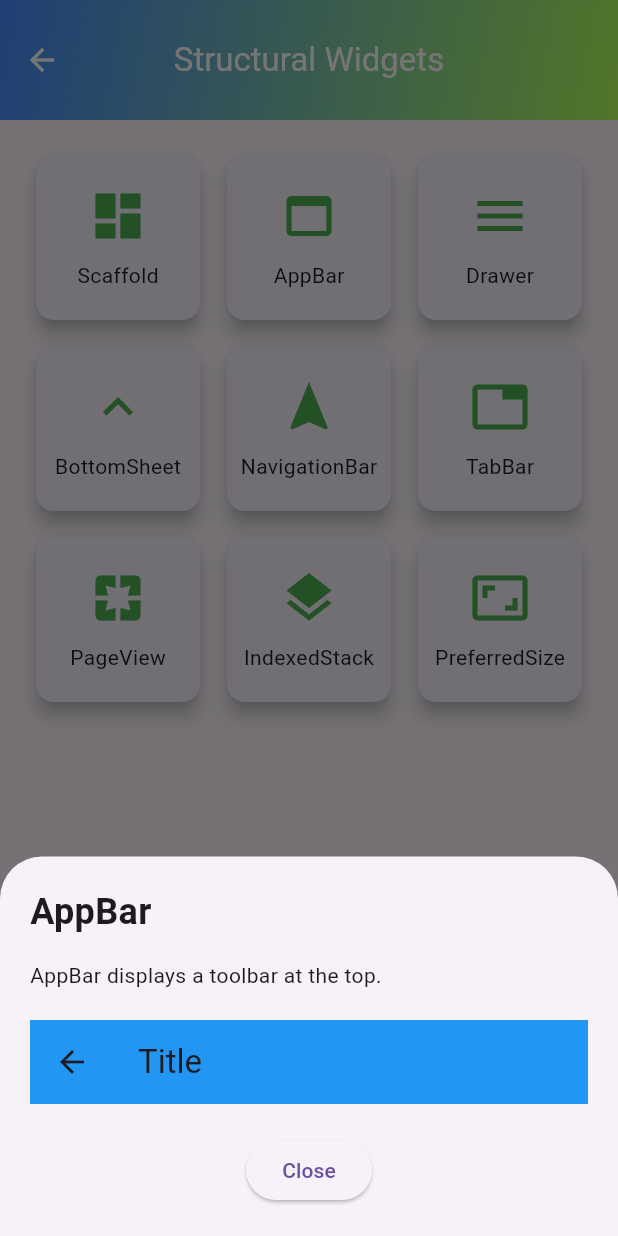
After one commit to RobiullahRoni/flutter_all_widgets, a Flutter app: the StructuralWidgetsPage screen opened by its route, after a tap on "AppBar", on a phone screen of 412 x 824 dp. The commit adds this screen. Run offline on Flutter 3.47's test engine with Material 3 defaults, Android fonts, the phone set to English and light mode, and no system bars.

Commit message:
Add Layout Widgets

```diff
--- a/lib/main.dart
+++ b/lib/main.dart
@@ -3,6 +3,7 @@ import 'layout_widgets.dart';
 import 'home_page.dart';
 import 'about_page.dart';
 import 'profile_page.dart';
+import 'structural_widgets.dart';
 
 void main() {
   runApp(MyApp());
@@ -21,6 +22,7 @@ class MyApp extends StatelessWidget {
       routes: {
         '/home': (context) => HomePage(),
         '/layout_widgets': (context) => LayoutWidgetsPage(),
+        '/structural_widgets': (context) => StructuralWidgetsPage(),
         '/about': (context) => AboutPage(),
         '/profile': (context) => ProfilePage(),
       },
@@ -142,7 +144,7 @@ class widgetsPage extends StatelessWidget {
               ),
               trailing: Icon(Icons.arrow_forward_ios),
               onTap: () {
-                Navigator.pushNamed(context, '/');
+                Navigator.pushNamed(context, '/structural_widgets');
               },
             ),
           ),
--- /dev/null
+++ b/lib/structural_widgets.dart
@@ -0,0 +1,294 @@
+import 'package:flutter/material.dart';
+
+class StructuralWidgetsPage extends StatelessWidget {
+  const StructuralWidgetsPage({super.key});
+
+  @override
+  Widget build(BuildContext context) {
+    return Scaffold(
+      appBar: AppBar(
+        title: const Text("Structural Widgets"),
+        centerTitle: true,
+        backgroundColor: Colors.green,
+        foregroundColor: Colors.white,
+        elevation: 5,
+        toolbarHeight: 80,
+        flexibleSpace: Container(
+          decoration: BoxDecoration(
+            gradient: LinearGradient(
+              colors: [Colors.blueAccent, Colors.lightGreenAccent],
+              begin: Alignment.topLeft,
+              end: Alignment.bottomRight,
+            ),
+          ),
+        ),
+      ),
+
+      body: GridView.count(
+        crossAxisCount: 3,
+        padding: const EdgeInsets.all(20),
+        crossAxisSpacing: 10,
+        mainAxisSpacing: 10,
+        children: [
+          buildGridItem(
+            context,
+            "Scaffold",
+            Icons.dashboard,
+            "Scaffold provides the basic visual structure of an app.",
+            demo: Container(
+              width: 180,
+              height: 120,
+              decoration: BoxDecoration(border: Border.all()),
+              child: Column(
+                children: [
+                  Container(
+                    height: 30,
+                    color: Colors.blue,
+                    child: const Center(
+                      child: Text(
+                        "AppBar",
+                        style: TextStyle(color: Colors.white),
+                      ),
+                    ),
+                  ),
+                  Expanded(
+                    child: Container(
+                      color: Colors.grey.shade200,
+                      child: const Center(child: Text("Body")),
+                    ),
+                  ),
+                ],
+              ),
+            ),
+          ),
+
+          buildGridItem(
+            context,
+            "AppBar",
+            Icons.web_asset,
+            "AppBar displays a toolbar at the top.",
+            demo: AppBar(
+              title: const Text("Title"),
+              backgroundColor: Colors.blue,
+            ),
+          ),
+
+          buildGridItem(
+            context,
+            "Drawer",
+            Icons.menu,
+            "Drawer provides a side navigation menu.",
+            demo: Container(
+              width: 120,
+              height: 150,
+              color: Colors.grey.shade300,
+              child: const Column(
+                children: [
+                  ListTile(title: Text("Home")),
+                  ListTile(title: Text("Profile")),
+                  ListTile(title: Text("Settings")),
+                ],
+              ),
+            ),
+          ),
+
+          buildGridItem(
+            context,
+            "BottomSheet",
+            Icons.keyboard_arrow_up,
+            "BottomSheet appears from the bottom.",
+            demo: Container(
+              width: 180,
+              height: 80,
+              decoration: const BoxDecoration(
+                color: Colors.blue,
+                borderRadius: BorderRadius.vertical(top: Radius.circular(20)),
+              ),
+              child: const Center(
+                child: Text(
+                  "Bottom Sheet",
+                  style: TextStyle(color: Colors.white),
+                ),
+              ),
+            ),
+          ),
+
+          buildGridItem(
+            context,
+            "NavigationBar",
+            Icons.navigation,
+            "NavigationBar is used for bottom navigation.",
+            demo: NavigationBar(
+              selectedIndex: 0,
+              destinations: const [
+                NavigationDestination(icon: Icon(Icons.home), label: "Home"),
+                NavigationDestination(
+                  icon: Icon(Icons.person),
+                  label: "Profile",
+                ),
+              ],
+            ),
+          ),
+
+          buildGridItem(
+            context,
+            "TabBar",
+            Icons.tab,
+            "TabBar displays tabs for navigation.",
+            demo: DefaultTabController(
+              length: 2,
+              child: SizedBox(
+                width: 180,
+                child: Column(
+                  children: const [
+                    TabBar(
+                      tabs: [
+                        Tab(text: "Tab 1"),
+                        Tab(text: "Tab 2"),
+                      ],
+                    ),
+                  ],
+                ),
+              ),
+            ),
+          ),
+
+          buildGridItem(
+            context,
+            "PageView",
+            Icons.pages,
+            "PageView lets users swipe between pages.",
+            demo: SizedBox(
+              width: 180,
+              height: 100,
+              child: PageView(
+                children: [
+                  Container(color: Colors.red),
+                  Container(color: Colors.green),
+                  Container(color: Colors.blue),
+                ],
+              ),
+            ),
+          ),
+
+          buildGridItem(
+            context,
+            "IndexedStack",
+            Icons.layers,
+            "IndexedStack shows only one child at a time.",
+            demo: SizedBox(
+              width: 120,
+              height: 80,
+              child: IndexedStack(
+                index: 1,
+                children: [
+                  Container(color: Colors.red),
+                  Container(
+                    color: Colors.green,
+                    child: const Center(
+                      child: Text(
+                        "Index 1",
+                        style: TextStyle(color: Colors.white),
+                      ),
+                    ),
+                  ),
+                ],
+              ),
+            ),
+          ),
+
+          buildGridItem(
+            context,
+            "PreferredSize",
+            Icons.aspect_ratio,
+            "PreferredSize gives a preferred size to widgets.",
+            demo: PreferredSize(
+              preferredSize: const Size.fromHeight(50),
+              child: Container(
+                width: 180,
+                height: 50,
+                color: Colors.blue,
+                child: const Center(
+                  child: Text(
+                    "Preferred Size",
+                    style: TextStyle(color: Colors.white),
+                  ),
+                ),
+              ),
+            ),
+          ),
+        ],
+      ),
+    );
+  }
+
+  Widget buildGridItem(
+    BuildContext context,
+    String title,
+    IconData icon,
+    String description, {
+    Widget? demo,
+  }) {
+    return Card(
+      elevation: 5,
+      child: InkWell(
+        onTap: () => showWidgetInfo(context, title, description, demo),
+        child: Column(
+          mainAxisAlignment: MainAxisAlignment.center,
+          children: [
+            Icon(icon, size: 40, color: Colors.green),
+            const SizedBox(height: 10),
+            Text(title),
+          ],
+        ),
+      ),
+    );
+  }
+
+  void showWidgetInfo(
+    BuildContext context,
+    String title,
+    String description,
+    Widget? demo,
+  ) {
+    showModalBottomSheet(
+      context: context,
+      isScrollControlled: true,
+      builder: (context) {
+        return Padding(
+          padding: const EdgeInsets.all(20),
+          child: Column(
+            mainAxisSize: MainAxisSize.min,
+            crossAxisAlignment: CrossAxisAlignment.start,
+            children: [
+              Text(
+                title,
+                style: const TextStyle(
+                  fontSize: 24,
+                  fontWeight: FontWeight.bold,
+                ),
+              ),
+
+              const SizedBox(height: 15),
+
+              Text(description),
+
+              const SizedBox(height: 20),
+
+              if (demo != null) Center(child: demo),
+
+              const SizedBox(height: 20),
+
+              Center(
+                child: ElevatedButton(
+                  onPressed: () => Navigator.pop(context),
+                  child: const Text("Close"),
+                ),
+              ),
+            ],
+          ),
+        );
+      },
+    );
+  }
+}
```
